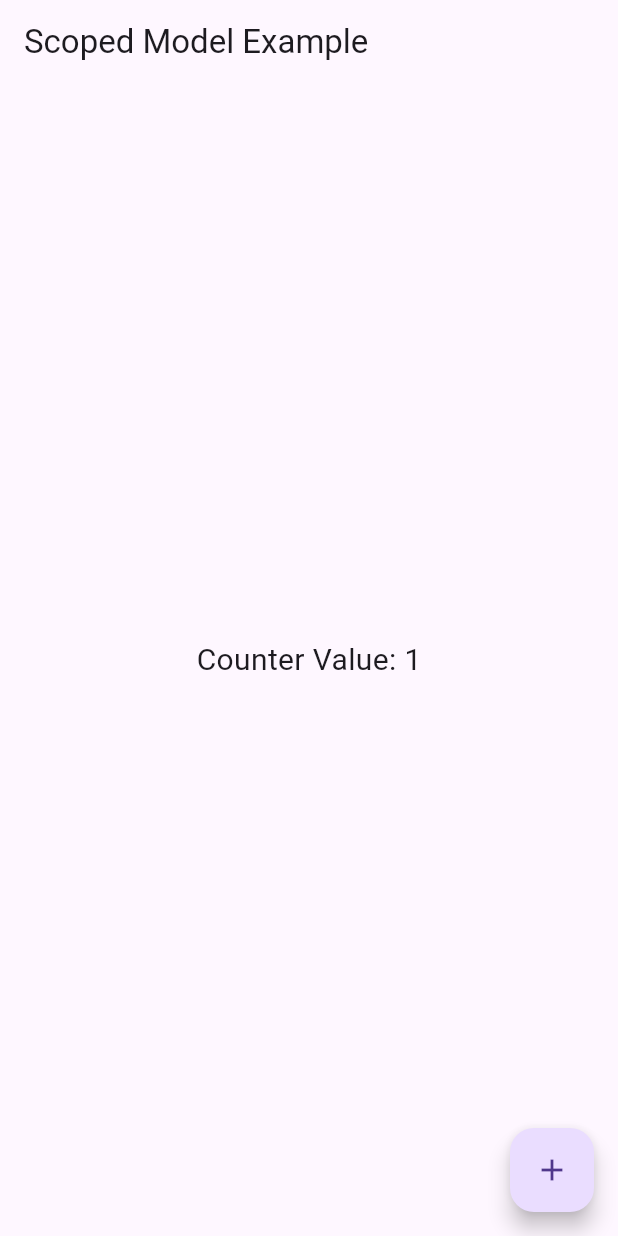
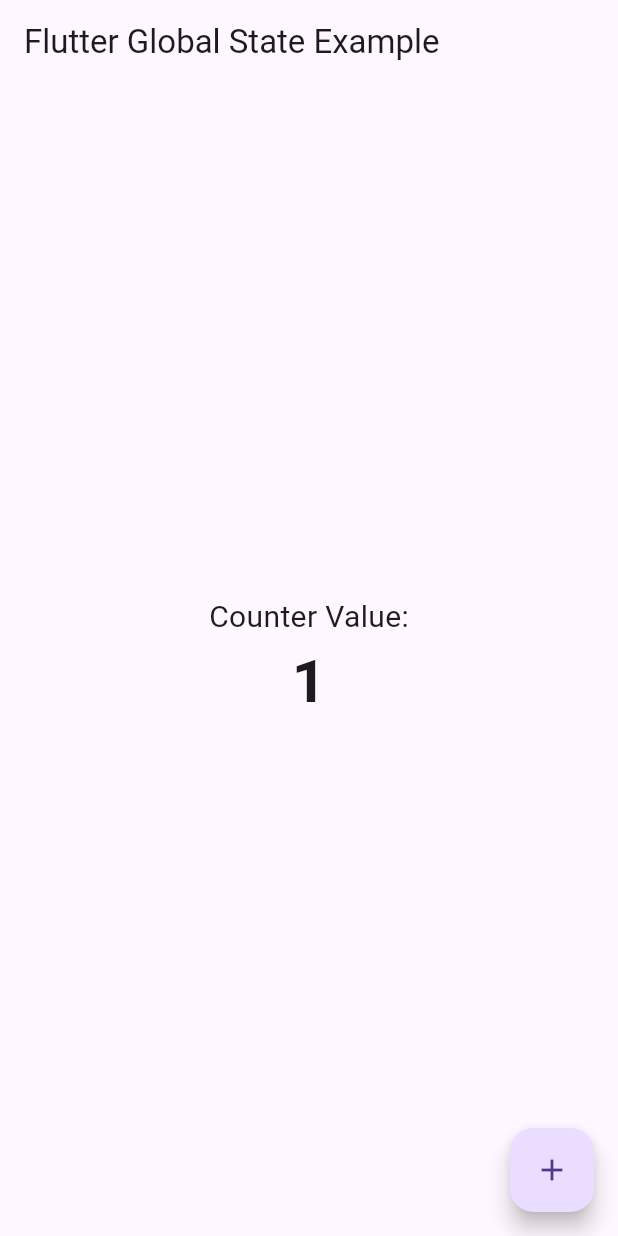
Before and after one commit to Thiruvarasu-Datasirpi/flutter, a Flutter app: the screen it shows after launch, after a tap on the "add" icon, on a phone screen of 412 x 824 dp. Run offline on Flutter 3.47's test engine with Material 3 defaults, Android fonts, the phone set to English and light mode, and no system bars.

```diff
--- a/flutter_application_1/lib/counter_model.dart
+++ /dev/null
@@ -1,13 +0,0 @@
-// counter_model.dart
-import 'package:scoped_model/scoped_model.dart';
-
-class CounterModel extends Model {
-  int _counter = 0;
-
-  int get counter => _counter;
-
-  void incrementCounter() {
-    _counter++;
-    notifyListeners();
-  }
-}
--- a/flutter_application_1/lib/main.dart
+++ b/flutter_application_1/lib/main.dart
@@ -1,56 +1,56 @@
-// main.dart
 import 'package:flutter/material.dart';
-import 'package:scoped_model/scoped_model.dart';
-
-import 'counter_model.dart';
+import 'package:provider/provider.dart';
 
 void main() {
-  runApp(MyApp());
+  runApp(
+    ChangeNotifierProvider(
+      create: (context) => AppState(),
+      child: MyApp(),
+    ),
+  );
+}
+
+class AppState with ChangeNotifier {
+  int _counter = 0;
+
+  int get counter => _counter;
+
+  void incrementCounter() {
+    _counter++;
+    notifyListeners();
+  }
 }
 
 class MyApp extends StatelessWidget {
   @override
   Widget build(BuildContext context) {
-    return ScopedModel<CounterModel>(
-      model: CounterModel(),
-      child: MaterialApp(
-        home: HomePage(),
-      ),
-    );
-  }
-}
-
-class HomePage extends StatelessWidget {
-  @override
-  Widget build(BuildContext context) {
-    return Scaffold(
+    return MaterialApp(
+      home: Scaffold(
         appBar: AppBar(
-        title: Text('Scoped Model Example'),
+          title: Text('Flutter Global State Example'),
         ),
         body: Center(
           child: Column(
             mainAxisAlignment: MainAxisAlignment.center,
             children: [
-            ScopedModelDescendant<CounterModel>(
-              builder: (context, child, model) {
-                return Text(
-                  'Counter Value: ${model.counter}',
+              Text(
+                'Counter Value:',
                 style: TextStyle(fontSize: 20),
-                );
-              },
+              ),
+              Text(
+                '${Provider.of<AppState>(context).counter}',
+                style: TextStyle(fontSize: 40, fontWeight: FontWeight.bold),
               ),
             ],
           ),
         ),
-      floatingActionButton: ScopedModelDescendant<CounterModel>(
-        builder: (context, child, model) {
-          return FloatingActionButton(
+        floatingActionButton: FloatingActionButton(
           onPressed: () {
-              model.incrementCounter();
+            // Increment the global counter
+            Provider.of<AppState>(context, listen: false).incrementCounter();
           },
           child: Icon(Icons.add),
-          );
-        },
+        ),
       ),
     );
   }
```
Lines whose indentation alone changed are shown as unchanged.
